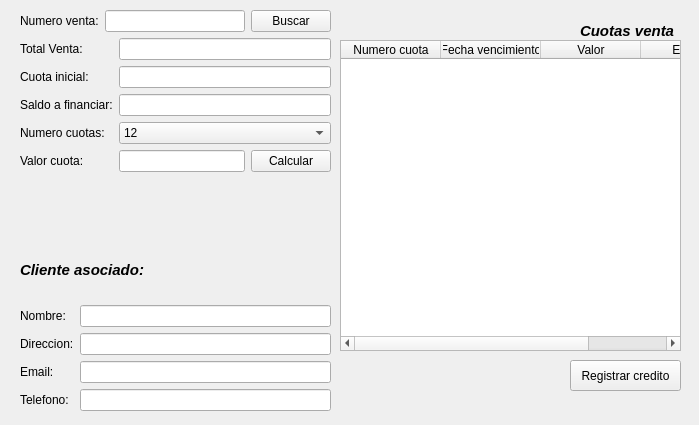
Before: the Qt Designer form GUI/Creditos.ui in GT09Neil/proyecto_ventas, drawn with Qt 5.
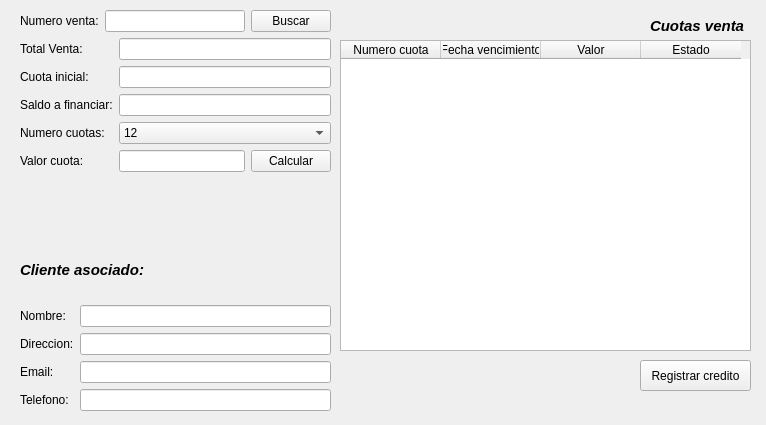
After: the same form once the commit is applied.

What changed in the file:
```diff
--- a/GUI/Creditos.ui
+++ b/GUI/Creditos.ui
@@ -6,7 +6,7 @@
    <rect>
     <x>0</x>
     <y>0</y>
-    <width>699</width>
+    <width>766</width>
     <height>425</height>
    </rect>
   </property>
@@ -237,7 +237,7 @@
     <rect>
      <x>340</x>
      <y>40</y>
-     <width>341</width>
+     <width>411</width>
      <height>311</height>
     </rect>
    </property>
@@ -265,7 +265,7 @@
   <widget class="QPushButton" name="RegistrarCBTN">
    <property name="geometry">
     <rect>
-     <x>570</x>
+     <x>640</x>
      <y>360</y>
      <width>111</width>
      <height>31</height>
@@ -278,10 +278,10 @@
   <widget class="QLabel" name="label_12">
    <property name="geometry">
     <rect>
-     <x>580</x>
-     <y>20</y>
+     <x>650</x>
+     <y>10</y>
      <width>101</width>
-     <height>21</height>
+     <height>31</height>
     </rect>
    </property>
    <property name="font">
```
Left out of the diff: 26 changed lines with no effect on the pictures.
